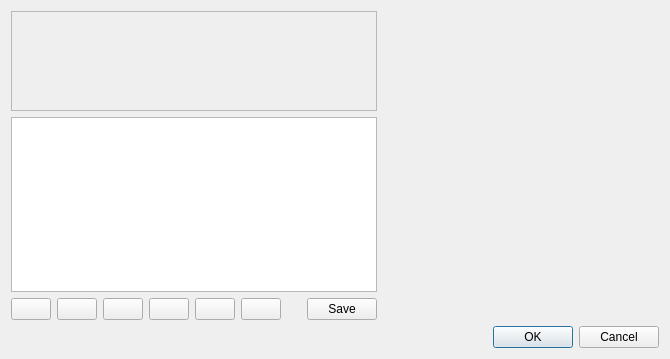
Above: src/ui/qgssymbolv2selectordialogbase.ui from carsmie/QGIS before the change. Below: the same form after it.
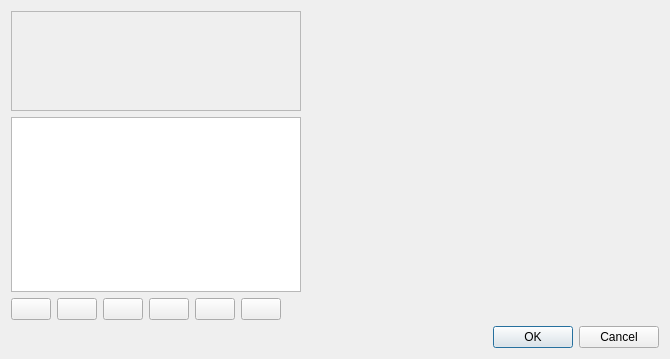
That is the form after the change.

Commit message: [ui] move the save symbol button

Diff of the .ui file:
```diff
--- a/src/ui/qgssymbolv2selectordialogbase.ui
+++ b/src/ui/qgssymbolv2selectordialogbase.ui
@@ -159,22 +159,6 @@
          </property>
         </spacer>
        </item>
-       <item>
-        <widget class="QPushButton" name="btnSaveSymbol">
-         <property name="maximumSize">
-          <size>
-           <width>70</width>
-           <height>16777215</height>
-          </size>
-         </property>
-         <property name="toolTip">
-          <string>Save symbol</string>
-         </property>
-         <property name="text">
-          <string>Save</string>
-         </property>
-        </widget>
-       </item>
       </layout>
      </item>
     </layout>
```
The commit also changes 7 other files.
